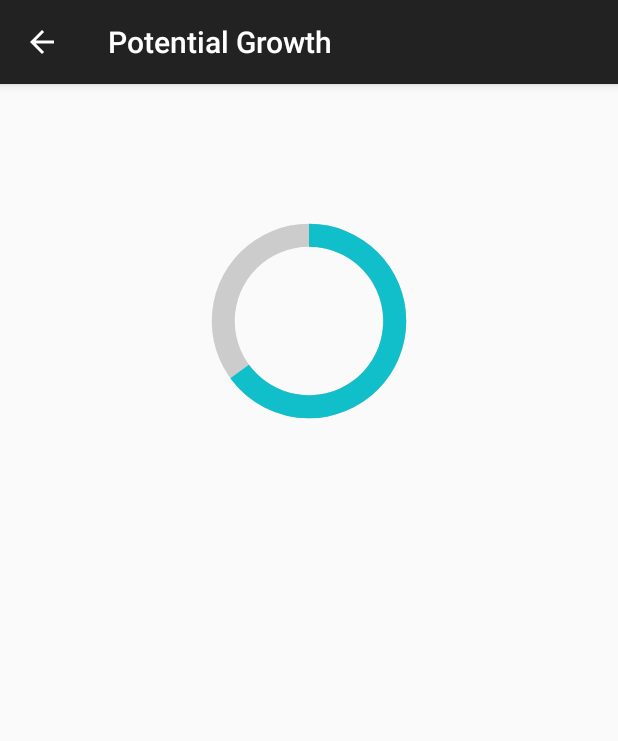
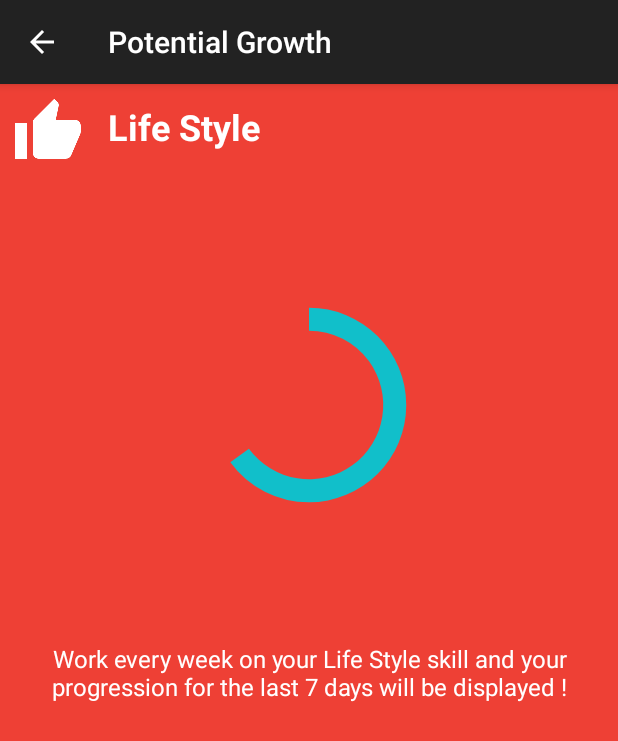
Before and after one commit to alexandre7777/develop-our-potential, an Android app: the screen it shows after launch (DashboardDetailActivity), after a tap on "Life Style", on a phone screen of 412 x 824 dp. Shown: the top 741 px of the screen. Run offline under Robolectric (Android 15) with nearby library versions, the phone set to English and light mode, and no system bars; our stand-ins replace Room's generated code; libraries missing offline, so code that uses them is left out: android.arch.persistence, com.facebook.stetho; 1 statement that could not run was skipped.

Commit message:
passing data to the dashboard detail and display it

```diff
--- a/app/src/main/java/com/alexandre/potentialgrowth/model/LearnItem.kt
+++ b/app/src/main/java/com/alexandre/potentialgrowth/model/LearnItem.kt
@@ -101,4 +101,25 @@ data class LearnItem(
         }
         return ContextCompat.getColor(context, R.color.black)
     }
+
+    public fun getProgressDrawable(context : Context) : Drawable? {
+        when (idType){
+            1 -> {
+                return ContextCompat.getDrawable(context, R.drawable.circular_progress_bar_blue)
+            }
+            2 -> {
+                return ContextCompat.getDrawable(context, R.drawable.circular_progress_bar_red)
+            }
+            3 -> {
+                return ContextCompat.getDrawable(context, R.drawable.circular_progress_bar_yellow)
+            }
+            4 -> {
+                return ContextCompat.getDrawable(context, R.drawable.circular_progress_bar_green)
+            }
+            5 -> {
+                return ContextCompat.getDrawable(context, R.drawable.circular_progress_bar_black)
+            }
+        }
+        return ContextCompat.getDrawable(context, R.drawable.circular_progress_bar_black)
+    }
 }
--- a/app/src/main/java/com/alexandre/potentialgrowth/ui/dashboarddetail/DashboardDetailActivity.kt
+++ b/app/src/main/java/com/alexandre/potentialgrowth/ui/dashboarddetail/DashboardDetailActivity.kt
@@ -1,9 +1,13 @@
 package com.alexandre.potentialgrowth.ui.dashboarddetail
 
 import android.os.Bundle
+import android.support.v4.content.ContextCompat
 import android.support.v4.view.ViewCompat
 import android.support.v7.app.AppCompatActivity
 import com.alexandre.potentialgrowth.R
+import com.alexandre.potentialgrowth.model.LearnItem
+import com.alexandre.potentialgrowth.ui.home.dashboard.DashBoardFragment
+import com.alexandre.potentialgrowth.ui.home.knowledge.KnowledgeFragment
 import kotlinx.android.synthetic.main.activity_dashbroad_detail.*
 
 class DashboardDetailActivity : AppCompatActivity() {
@@ -11,6 +15,10 @@ class DashboardDetailActivity : AppCompatActivity() {
     public val VIEW_PROGRESSION_PROGRESS = "detail:progression:progress"
 
     public val VIEW_NAME_APPBARLAYOUT = "detail:nav:appbarlayout"
+
+    public val VIEW_IMG_PICTO = "detail:img:picto"
+
+    public val VIEW_TXT_TITLE = "detail:text:title"
 
     override fun onCreate(savedInstanceState: Bundle?) {
         super.onCreate(savedInstanceState)
@@ -21,7 +29,27 @@ class DashboardDetailActivity : AppCompatActivity() {
         supportActionBar?.setDisplayHomeAsUpEnabled(true)
 
         ViewCompat.setTransitionName(progressBar, VIEW_PROGRESSION_PROGRESS)
+        ViewCompat.setTransitionName(appBarLayout, VIEW_NAME_APPBARLAYOUT)
+        ViewCompat.setTransitionName(imageView, VIEW_IMG_PICTO)
+        ViewCompat.setTransitionName(titleTxt, VIEW_TXT_TITLE)
 
-        ViewCompat.setTransitionName(appBarLayout, VIEW_NAME_APPBARLAYOUT)
+        val id = intent.getIntExtra(DashBoardFragment().INTENT_DETAIL_EXTRA, 1)
+
+        val title = intent.getStringExtra(DashBoardFragment().INTENT_DETAIL_EXTRA_TEXT)
+
+        val learnItem = LearnItem(0, id, 0, "", "", "")
+
+        backgroundCL.setBackgroundColor(learnItem.getColor(this))
+
+        progressBar.background = learnItem.getProgressDrawable(this)
+
+        titleTxt.setTextColor(learnItem.getTextColor(this))
+        titleTxt.text = title
+
+        explanationTxt.setTextColor(learnItem.getTextColor(this))
+
+        explanationTxt.text = getString(R.string.explanation, title)
+
+        imageView.setImageDrawable(learnItem.getDrawable(this))
     }
 }
--- a/app/src/main/java/com/alexandre/potentialgrowth/ui/home/dashboard/DashBoardFragment.kt
+++ b/app/src/main/java/com/alexandre/potentialgrowth/ui/home/dashboard/DashBoardFragment.kt
@@ -18,6 +18,10 @@ import com.alexandre.potentialgrowth.ui.dashboarddetail.DashboardDetailActivity
 import kotlinx.android.synthetic.main.fragment_dashboard.*
 
 class DashBoardFragment : Fragment(){
+
+    public val INTENT_DETAIL_EXTRA = "intentdetailextrakey"
+
+    public val INTENT_DETAIL_EXTRA_TEXT = "intentdetailextratextkey"
 
     private lateinit var viewModelDashboard: DashBoardFragmentViewModel
 
@@ -68,7 +72,8 @@ class DashBoardFragment : Fragment(){
 
         lifeStyleCL.setOnClickListener() {
             val intent = Intent(activity, DashboardDetailActivity::class.java).apply {
-                //putExtra(INTENT_DETAIL_EXTRA, learnItem.idLearnItem)
+                putExtra(INTENT_DETAIL_EXTRA, 2)
+                putExtra(INTENT_DETAIL_EXTRA_TEXT, resources.getString(R.string.life_style))
             }
 
             val activityOptions = ActivityOptionsCompat.makeSceneTransitionAnimation(
@@ -77,14 +82,20 @@ class DashBoardFragment : Fragment(){
                     Pair<View, String>(view?.findViewById(R.id.progressBarLifeStyle),
                             DashboardDetailActivity().VIEW_PROGRESSION_PROGRESS),
                     Pair<View, String>(activity?.findViewById(R.id.appBarLayout),
-                            DashboardDetailActivity().VIEW_NAME_APPBARLAYOUT))
+                            DashboardDetailActivity().VIEW_NAME_APPBARLAYOUT),
+                    Pair<View, String>(activity?.findViewById(R.id.imageViewLifeStyle),
+                            DashboardDetailActivity().VIEW_IMG_PICTO),
+                    Pair<View, String>(activity?.findViewById(R.id.txtLifeStyle),
+                            DashboardDetailActivity().VIEW_TXT_TITLE))
+
 
             ActivityCompat.startActivity(activity as Activity, intent, activityOptions.toBundle())
         }
 
         communicationCL.setOnClickListener() {
             val intent = Intent(activity, DashboardDetailActivity::class.java).apply {
-                //putExtra(INTENT_DETAIL_EXTRA, learnItem.idLearnItem)
+                putExtra(INTENT_DETAIL_EXTRA, 1)
+                putExtra(INTENT_DETAIL_EXTRA_TEXT, resources.getString(R.string.communication))
             }
 
             val activityOptions = ActivityOptionsCompat.makeSceneTransitionAnimation(
@@ -93,7 +104,11 @@ class DashBoardFragment : Fragment(){
                     Pair<View, String>(view?.findViewById(R.id.progressBarCommunication),
                             DashboardDetailActivity().VIEW_PROGRESSION_PROGRESS),
                     Pair<View, String>(activity?.findViewById(R.id.appBarLayout),
-                            DashboardDetailActivity().VIEW_NAME_APPBARLAYOUT))
+                            DashboardDetailActivity().VIEW_NAME_APPBARLAYOUT),
+                    Pair<View, String>(activity?.findViewById(R.id.imageViewCommunication),
+                            DashboardDetailActivity().VIEW_IMG_PICTO),
+                    Pair<View, String>(activity?.findViewById(R.id.txtCommunication),
+                            DashboardDetailActivity().VIEW_TXT_TITLE))
 
             ActivityCompat.startActivity(activity as Activity, intent, activityOptions.toBundle())
         }
--- a/app/src/main/res/layout/activity_dashbroad_detail.xml
+++ b/app/src/main/res/layout/activity_dashbroad_detail.xml
@@ -1,5 +1,6 @@
 <?xml version="1.0" encoding="utf-8"?>
 <android.support.constraint.ConstraintLayout
+    android:id="@+id/backgroundCL"
     xmlns:android="http://schemas.android.com/apk/res/android"
     xmlns:app="http://schemas.android.com/apk/res-auto"
     xmlns:tools="http://schemas.android.com/tools"
@@ -31,7 +32,7 @@
         android:contentDescription="@string/thumb_up"
         android:src="@drawable/thumb_up"
         app:layout_constraintStart_toStartOf="parent"
-        app:layout_constraintTop_toTopOf="parent" />
+        app:layout_constraintTop_toBottomOf="@+id/appBarLayout" />
 
 
     <TextView
@@ -47,7 +48,7 @@
         app:layout_constraintBottom_toBottomOf="@+id/imageView"
         app:layout_constraintEnd_toEndOf="parent"
         app:layout_constraintStart_toEndOf="@+id/imageView"
-        app:layout_constraintTop_toTopOf="parent" />
+        app:layout_constraintTop_toBottomOf="@+id/appBarLayout" />
 
     <ProgressBar
         android:id="@+id/progressBar"
@@ -67,6 +68,7 @@
         app:layout_constraintTop_toBottomOf="@+id/imageView" />
 
     <TextView
+        android:id="@+id/explanationTxt"
         android:layout_width="0dp"
         android:layout_height="wrap_content"
         android:layout_marginEnd="8dp"
@@ -75,6 +77,7 @@
         android:textSize="@dimen/text_medium"
         app:layout_constraintEnd_toEndOf="parent"
         app:layout_constraintStart_toStartOf="parent"
-        app:layout_constraintTop_toBottomOf="@+id/progressBarLifeStyle" />
+        app:layout_constraintTop_toBottomOf="@+id/progressBar"
+        android:gravity="center"/>
 
 </android.support.constraint.ConstraintLayout>
--- a/app/src/main/res/values/strings.xml
+++ b/app/src/main/res/values/strings.xml
@@ -16,4 +16,5 @@
     <string name="heart">heart</string>
     <string name="people">people</string>
     <string name="thumb_up">thumb up</string>
+    <string name="explanation">Work every week on your %1$s skill and your progression for the last 7 days will be displayed !</string>
 </resources>
```
Also changed, not shown: app/src/main/res/layout/fragment_dashboard.xml (+6 -4 lines).
